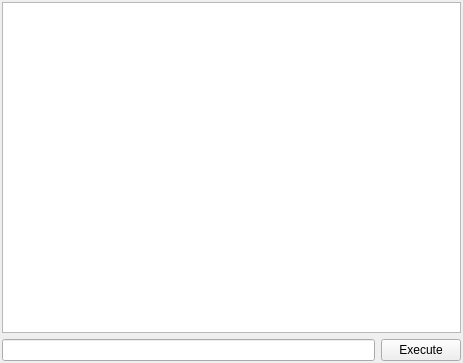
Above: src/editor/consolewidget.ui from frame-r/RenderMaster before the change. Below: the same form after it.
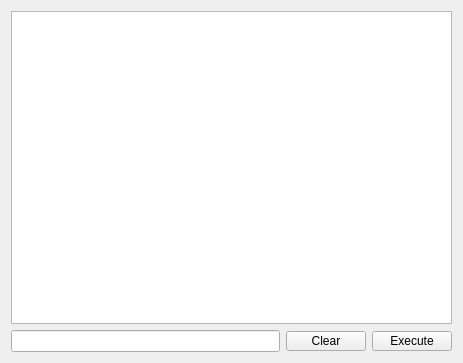
That is the form after the change.

What changed in the file:
```diff
--- a/src/editor/consolewidget.ui
+++ b/src/editor/consolewidget.ui
@@ -13,19 +13,7 @@
   <property name="windowTitle">
    <string>Render Master Console</string>
   </property>
-  <layout class="QVBoxLayout" name="verticalLayout">
-   <property name="leftMargin">
-    <number>2</number>
-   </property>
-   <property name="topMargin">
-    <number>2</number>
-   </property>
-   <property name="rightMargin">
-    <number>2</number>
-   </property>
-   <property name="bottomMargin">
-    <number>2</number>
-   </property>
+  <layout class="QVBoxLayout" name="verticalLayout_2">
    <item>
     <widget class="QPlainTextEdit" name="plainTextEdit">
      <property name="readOnly">
@@ -39,11 +27,54 @@
       <widget class="QLineEdit" name="lineEdit"/>
      </item>
      <item>
-      <widget class="QPushButton" name="pushButton">
-       <property name="text">
-        <string>Execute</string>
-       </property>
-      </widget>
+      <layout class="QVBoxLayout" name="verticalLayout">
+       <item>
+        <spacer name="verticalSpacer">
+         <property name="orientation">
+          <enum>Qt::Vertical</enum>
+         </property>
+         <property name="sizeType">
+          <enum>QSizePolicy::Minimum</enum>
+         </property>
+         <property name="sizeHint" stdset="0">
+          <size>
+           <width>0</width>
+           <height>0</height>
+          </size>
+         </property>
+        </spacer>
+       </item>
+       <item>
+        <layout class="QHBoxLayout" name="horizontalLayout_5">
+         <item>
+          <widget class="QPushButton" name="clear_btn">
+           <property name="maximumSize">
+            <size>
+             <width>16777215</width>
+             <height>20</height>
+            </size>
+           </property>
+           <property name="text">
+            <string>Clear</string>
+           </property>
+          </widget>
+         </item>
+         <item>
+          <widget class="QPushButton" name="pushButton">
+           <property name="maximumSize">
+            <size>
+             <width>16777215</width>
+             <height>20</height>
+            </size>
+           </property>
+           <property name="text">
+            <string>Execute</string>
+           </property>
+          </widget>
+         </item>
+        </layout>
+       </item>
+      </layout>
      </item>
     </layout>
    </item>
```
Left out of the diff: 1 changed line with no effect on the pictures.
